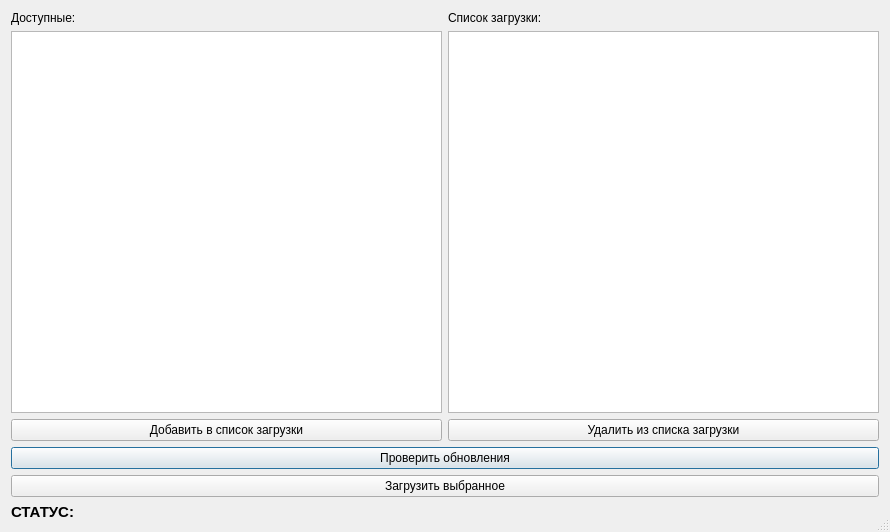
Qt form update_form.ui (corvinalive/CalManager) before a commit.
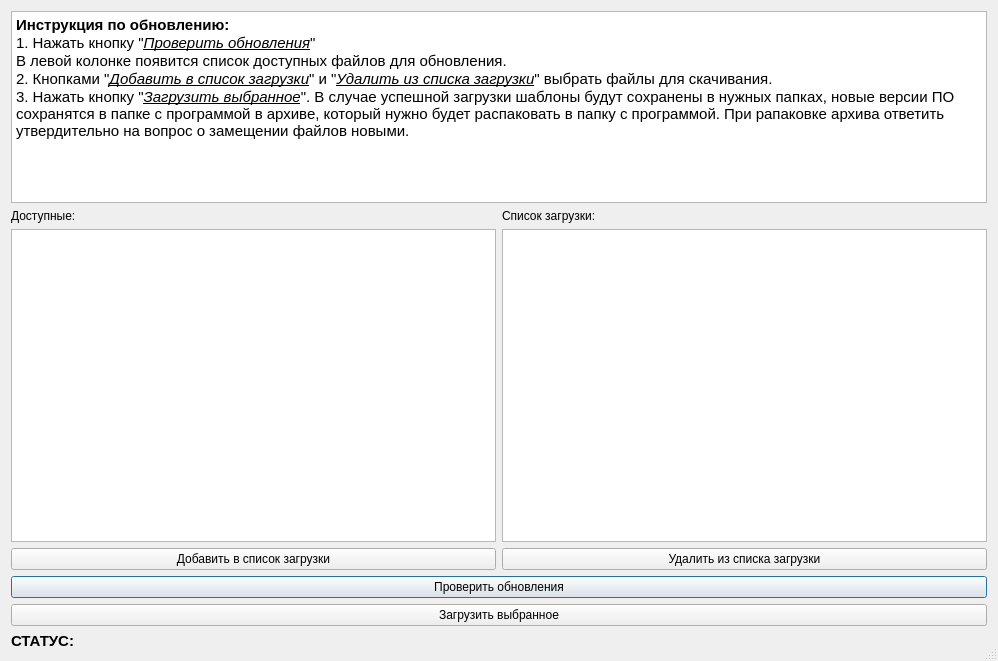
The same form after that commit.

Commit message: Сделано: причесывание, тестирование, лоск. Надо: перемещение файлов шаблонов в папки

Patch:
```diff
--- a/update_form.ui
+++ b/update_form.ui
@@ -6,8 +6,8 @@
    <rect>
     <x>0</x>
     <y>0</y>
-    <width>890</width>
-    <height>532</height>
+    <width>998</width>
+    <height>661</height>
    </rect>
   </property>
   <property name="windowTitle">
@@ -19,55 +19,69 @@
   <layout class="QHBoxLayout" name="horizontalLayout">
    <item>
     <layout class="QGridLayout" name="gridLayout">
-     <item row="0" column="1">
+     <item row="1" column="1">
       <widget class="QLabel" name="label">
        <property name="text">
         <string>Список загрузки:</string>
        </property>
       </widget>
      </item>
-     <item row="0" column="0">
+     <item row="1" column="0">
       <widget class="QLabel" name="label_2">
        <property name="text">
         <string>Доступные:</string>
        </property>
       </widget>
      </item>
-     <item row="1" column="0">
-      <widget class="QListWidget" name="listWidget1"/>
+     <item row="2" column="0">
+      <widget class="QListWidget" name="listWidget1">
+       <property name="sizePolicy">
+        <sizepolicy hsizetype="Expanding" vsizetype="Expanding">
+         <horstretch>2</horstretch>
+         <verstretch>4</verstretch>
+        </sizepolicy>
+       </property>
+      </widget>
      </item>
-     <item row="1" column="1">
-      <widget class="QListWidget" name="listWidget2"/>
+     <item row="2" column="1">
+      <widget class="QListWidget" name="listWidget2">
+       <property name="sizePolicy">
+        <sizepolicy hsizetype="Expanding" vsizetype="Expanding">
+         <horstretch>2</horstretch>
+         <verstretch>4</verstretch>
+        </sizepolicy>
+       </property>
+      </widget>
      </item>
-     <item row="5" column="0" colspan="2">
+     <item row="6" column="0" colspan="2">
       <widget class="QPushButton" name="CheckpushButton">
        <property name="text">
         <string>Проверить обновления</string>
        </property>
       </widget>
      </item>
-     <item row="6" column="0" colspan="2">
+     <item row="7" column="0" colspan="2">
       <widget class="QPushButton" name="LoadpushButton">
        <property name="text">
         <string>Загрузить выбранное</string>
        </property>
       </widget>
      </item>
-     <item row="3" column="0">
+     <item row="4" column="0">
       <widget class="QPushButton" name="addpushButton">
        <property name="text">
         <string>Добавить в список загрузки</string>
        </property>
       </widget>
      </item>
-     <item row="3" column="1">
+     <item row="4" column="1">
       <widget class="QPushButton" name="deletepushButton">
        <property name="text">
         <string>Удалить из списка загрузки</string>
        </property>
       </widget>
      </item>
-     <item row="7" column="0" colspan="2">
+     <item row="8" column="0" colspan="2">
       <widget class="QLabel" name="Statuslabel">
        <property name="text">
         <string>&lt;!DOCTYPE HTML PUBLIC &quot;-//W3C//DTD HTML 4.0//EN&quot; &quot;http://www.w3.org/TR/REC-html40/strict.dtd&quot;&gt;
@@ -78,6 +92,27 @@
        </property>
       </widget>
      </item>
+     <item row="0" column="0" colspan="2">
+      <widget class="QTextBrowser" name="textBrowser">
+       <property name="sizePolicy">
+        <sizepolicy hsizetype="Expanding" vsizetype="MinimumExpanding">
+         <horstretch>0</horstretch>
+         <verstretch>0</verstretch>
+        </sizepolicy>
+       </property>
+       <property name="html">
+        <string>&lt;!DOCTYPE HTML PUBLIC &quot;-//W3C//DTD HTML 4.0//EN&quot; &quot;http://www.w3.org/TR/REC-html40/strict.dtd&quot;&gt;
+&lt;html&gt;&lt;head&gt;&lt;meta name=&quot;qrichtext&quot; content=&quot;1&quot; /&gt;&lt;style type=&quot;text/css&quot;&gt;
+p, li { white-space: pre-wrap; }
+&lt;/style&gt;&lt;/head&gt;&lt;body style=&quot; font-family:'Ubuntu'; font-size:11pt; font-weight:400; font-style:normal;&quot;&gt;
+&lt;p style=&quot; margin-top:0px; margin-bottom:0px; margin-left:0px; margin-right:0px; -qt-block-indent:0; text-indent:0px;&quot;&gt;&lt;span style=&quot; font-weight:600;&quot;&gt;Инструкция по обновлению:&lt;/span&gt;&lt;/p&gt;
+&lt;p style=&quot; margin-top:0px; margin-bottom:0px; margin-left:0px; margin-right:0px; -qt-block-indent:0; text-indent:0px;&quot;&gt;1. Нажать кнопку &amp;quot;&lt;span style=&quot; font-style:italic; text-decoration: underline;&quot;&gt;Проверить обновления&lt;/span&gt;&amp;quot;&lt;/p&gt;
+&lt;p style=&quot; margin-top:0px; margin-bottom:0px; margin-left:0px; margin-right:0px; -qt-block-indent:0; text-indent:0px;&quot;&gt;В левой колонке появится список доступных файлов для обновления.&lt;/p&gt;
+&lt;p style=&quot; margin-top:0px; margin-bottom:0px; margin-left:0px; margin-right:0px; -qt-block-indent:0; text-indent:0px;&quot;&gt;2. Кнопками &amp;quot;&lt;span style=&quot; font-style:italic; text-decoration: underline;&quot;&gt;Добавить в список загрузки&lt;/span&gt;&amp;quot; и &amp;quot;&lt;span style=&quot; font-style:italic; text-decoration: underline;&quot;&gt;Удалить из списка загрузки&lt;/span&gt;&amp;quot; выбрать файлы для скачивания.&lt;/p&gt;
+&lt;p style=&quot; margin-top:0px; margin-bottom:0px; margin-left:0px; margin-right:0px; -qt-block-indent:0; text-indent:0px;&quot;&gt;3. Нажать кнопку &amp;quot;&lt;span style=&quot; font-style:italic; text-decoration: underline;&quot;&gt;Загрузить выбранное&lt;/span&gt;&amp;quot;. В случае успешной загрузки шаблоны будут сохранены в нужных папках, новые версии ПО сохранятся в папке с программой в архиве, который нужно будет распаковать в папку с программой. При рапаковке архива ответить утвердительно на вопрос о замещении файлов новыми.&lt;/p&gt;&lt;/body&gt;&lt;/html&gt;</string>
+       </property>
+      </widget>
+     </item>
     </layout>
    </item>
   </layout>
```
Left out of the diff: 2 changed lines with no effect on the pictures. The commit also changes 10 other files.
